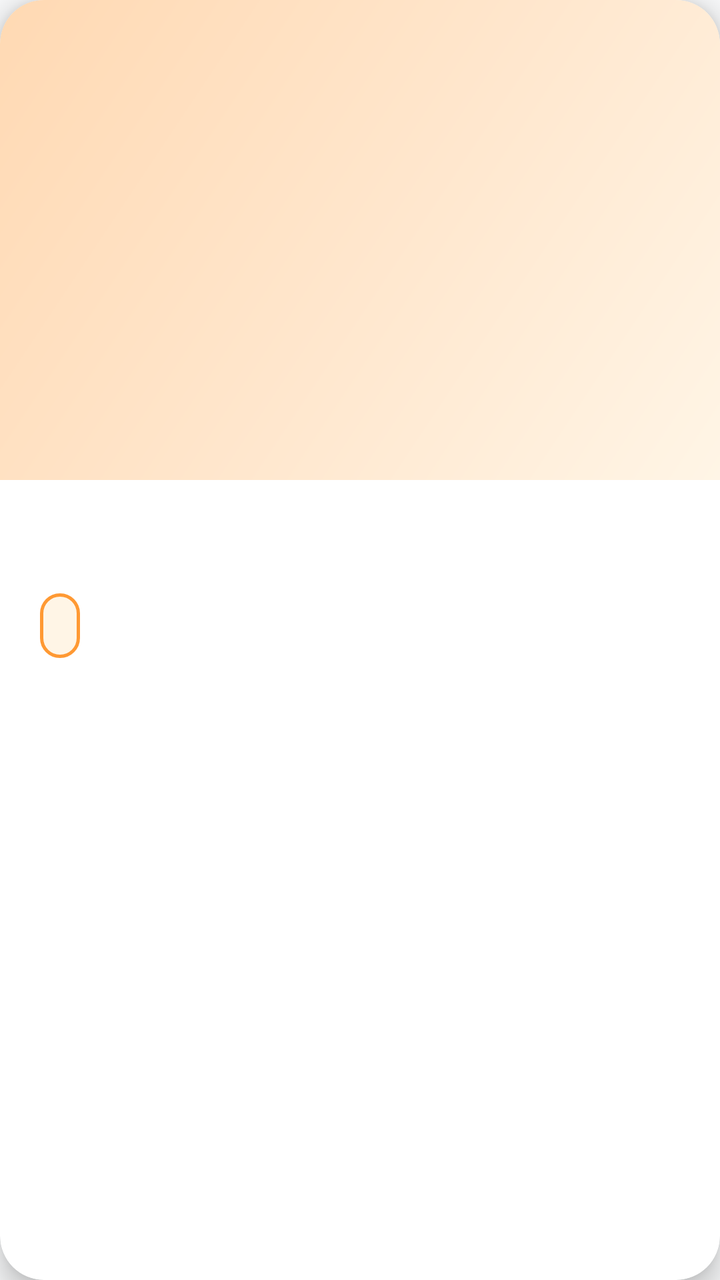
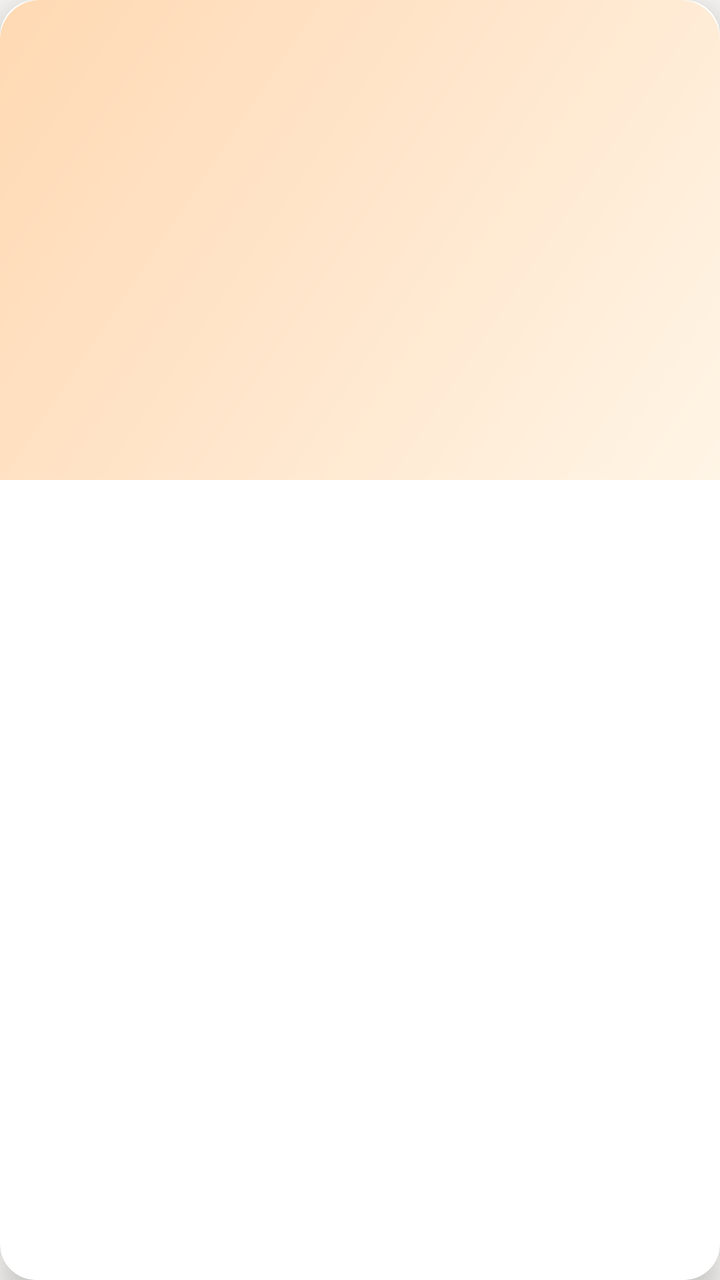

Compare the two renders of this Android layout. The source of the first and the diff that turns it into the second are given below.
<!-- AndroidManifest.xml: application theme Theme.Swami -->
<!-- res/layout/item_book.xml -->
<?xml version="1.0" encoding="utf-8"?>
<com.google.android.material.card.MaterialCardView xmlns:android="http://schemas.android.com/apk/res/android"
    xmlns:app="http://schemas.android.com/apk/res-auto"
    android:layout_width="match_parent"
    android:layout_height="wrap_content"
    android:layout_margin="@dimen/book_card_margin"
    app:cardCornerRadius="@dimen/book_card_radius"
    app:cardElevation="8dp"
    app:strokeWidth="0dp"
    app:cardBackgroundColor="?attr/card_background"
    android:foreground="?attr/selectableItemBackground"
    android:clickable="true"
    android:focusable="true"
    android:stateListAnimator="@null">

    <LinearLayout
        android:layout_width="match_parent"
        android:layout_height="wrap_content"
        android:orientation="vertical">

        <FrameLayout
            android:layout_width="match_parent"
            android:layout_height="@dimen/book_card_thumbnail_height">

            <ImageView
                android:id="@+id/book_thumbnail"
                android:layout_width="match_parent"
                android:layout_height="match_parent"
                android:scaleType="centerCrop"
                android:background="@drawable/book_placeholder"
                android:contentDescription="Book thumbnail"
                android:padding="2dp" />

            <TextView
                android:id="@+id/book_online_badge"
                android:layout_width="wrap_content"
                android:layout_height="wrap_content"
                android:layout_gravity="top|end"
                android:layout_margin="6dp"
                android:background="@drawable/year_badge"
                android:paddingStart="8dp"
                android:paddingEnd="8dp"
                android:paddingTop="4dp"
                android:paddingBottom="4dp"
                android:text="ઓનલાઇન"
                android:textColor="@color/bhagva"
                android:textSize="11sp"
                android:textStyle="bold"
                android:visibility="gone" />
        </FrameLayout>

        <LinearLayout
            android:layout_width="match_parent"
            android:layout_height="wrap_content"
            android:orientation="vertical"
            android:padding="20dp"
            android:background="?attr/card_background">

            <TextView
                android:id="@+id/book_name"
                android:layout_width="match_parent"
                android:layout_height="wrap_content"
                android:textSize="17sp"
                android:textStyle="bold"
                android:textColor="?attr/text_primary"
                android:maxLines="2"
                android:ellipsize="end"
                android:lineSpacingExtra="6dp"
                android:letterSpacing="0.02" />

            <TextView
                android:id="@+id/book_year"
                android:layout_width="wrap_content"
                android:layout_height="wrap_content"
                android:textSize="@dimen/book_card_year_size"
                android:textColor="@color/bhagva"
                android:textStyle="bold"
                android:layout_marginTop="14dp"
                android:paddingStart="8dp"
                android:paddingEnd="12dp"
                android:paddingTop="6dp"
                android:paddingBottom="6dp"
                android:background="@drawable/year_badge"
                android:gravity="center_vertical" />

        </LinearLayout>

    </LinearLayout>

</com.google.android.material.card.MaterialCardView>
<!-- resources referenced by this layout -->
<resources>
  <color name="bhagva">#FF9933</color>
  <dimen name="book_card_margin">10dp</dimen>
  <dimen name="book_card_radius">20dp</dimen>
  <dimen name="book_card_thumbnail_height">220dp</dimen>
  <dimen name="book_card_year_size">14sp</dimen>
  <!-- drawable book_placeholder (drawable) -->
  <?xml version="1.0" encoding="utf-8"?>
  <shape xmlns:android="http://schemas.android.com/apk/res/android"
      android:shape="rectangle">
      <gradient
          android:type="linear"
          android:angle="135"
          android:startColor="#FFF5E6"
          android:centerColor="#FFE6CC"
          android:endColor="#FFD9B3" />
      <corners
          android:topLeftRadius="20dp"
          android:topRightRadius="20dp" />
  </shape>
  <!-- drawable year_badge (drawable) -->
  <?xml version="1.0" encoding="utf-8"?>
  <shape xmlns:android="http://schemas.android.com/apk/res/android"
      android:shape="rectangle">
      <solid android:color="#FFF5E6" />
      <corners android:radius="12dp" />
      <stroke
          android:width="1.5dp"
          android:color="#FF9933" />
  </shape>
  <style name="Theme.Swami" parent="Theme.MaterialComponents.DayNight.NoActionBar">
          
          <item name="colorPrimary">@color/bhagva</item>
          <item name="colorPrimaryVariant">@color/bhagva_dark</item>
          <item name="colorOnPrimary">@color/white</item>
          
          <item name="colorSecondary">@color/bhagva</item>
          <item name="colorSecondaryVariant">@color/bhagva_dark</item>
          <item name="colorOnSecondary">@color/white</item>
          
          <item name="android:statusBarColor">?attr/colorPrimaryVariant</item>
          
          <item name="android:windowBackground">@color/background_light</item>
          
          <item name="background_light">@color/background_light</item>
          <item name="card_background">@color/card_background</item>
          <item name="text_primary">@color/text_primary</item>
          <item name="text_secondary">@color/text_secondary</item>
          
      </style>
  <color name="bhagva_dark">#FF7A1A</color>
  <color name="white">#FFFFFFFF</color>
  <color name="background_light">#F8F9FA</color>
  <color name="card_background">#FFFFFF</color>
  <color name="text_primary">#1A1A1A</color>
  <color name="text_secondary">#757575</color>
</resources>

<!-- the commit's change to res/layout/item_book.xml (unified diff, before → after) -->
@@ -4,10 +4,10 @@
     android:layout_width="match_parent"
     android:layout_height="wrap_content"
     android:layout_margin="@dimen/book_card_margin"
-    app:cardCornerRadius="@dimen/book_card_radius"
-    app:cardElevation="8dp"
+    app:cardCornerRadius="18dp"
+    app:cardElevation="10dp"
     app:strokeWidth="0dp"
-    app:cardBackgroundColor="?attr/card_background"
+    app:cardBackgroundColor="@android:color/white"
     android:foreground="?attr/selectableItemBackground"
     android:clickable="true"
     android:focusable="true"
@@ -43,7 +43,7 @@
                 android:paddingTop="4dp"
                 android:paddingBottom="4dp"
                 android:text="ઓનલાઇન"
-                android:textColor="@color/bhagva"
+                android:textColor="@color/deep_saffron"
                 android:textSize="11sp"
                 android:textStyle="bold"
                 android:visibility="gone" />
@@ -53,19 +53,19 @@
             android:layout_width="match_parent"
             android:layout_height="wrap_content"
             android:orientation="vertical"
-            android:padding="20dp"
-            android:background="?attr/card_background">
+            android:padding="16dp"
+            android:background="@android:color/white">
 
             <TextView
                 android:id="@+id/book_name"
                 android:layout_width="match_parent"
                 android:layout_height="wrap_content"
-                android:textSize="17sp"
+                android:textSize="16sp"
                 android:textStyle="bold"
                 android:textColor="?attr/text_primary"
                 android:maxLines="2"
                 android:ellipsize="end"
-                android:lineSpacingExtra="6dp"
+                android:lineSpacingExtra="4dp"
                 android:letterSpacing="0.02" />
 
             <TextView
@@ -73,18 +73,48 @@
                 android:layout_width="wrap_content"
                 android:layout_height="wrap_content"
                 android:textSize="@dimen/book_card_year_size"
-                android:textColor="@color/bhagva"
+                android:textColor="@color/deep_saffron"
                 android:textStyle="bold"
-                android:layout_marginTop="14dp"
+                android:layout_marginTop="10dp"
                 android:paddingStart="8dp"
                 android:paddingEnd="12dp"
                 android:paddingTop="6dp"
                 android:paddingBottom="6dp"
                 android:background="@drawable/year_badge"
-                android:gravity="center_vertical" />
+                android:gravity="center_vertical"
+                android:visibility="gone" />
 
+            
+            <LinearLayout
+                android:id="@+id/reading_progress_layout"
+                android:layout_width="match_parent"
+                android:layout_height="wrap_content"
+                android:orientation="vertical"
+                android:visibility="gone"
+                android:layout_marginTop="12dp"
+                android:paddingTop="10dp"
+                android:paddingBottom="4dp"
+                android:background="@drawable/reading_progress_bg">
+
+                <ProgressBar
+                    android:id="@+id/reading_progress_bar"
+                    style="?android:attr/progressBarStyleHorizontal"
+                    android:layout_width="match_parent"
+                    android:layout_height="6dp"
+                    android:max="100"
+                    android:progress="0"
+                    android:progressTint="@color/deep_saffron"
+                    android:progressBackgroundTint="#E0E0E0" />
+
+                <TextView
+                    android:id="@+id/reading_progress_text"
+                    android:layout_width="wrap_content"
+                    android:layout_height="wrap_content"
+                    android:layout_marginTop="6dp"
+                    android:textSize="12sp"
+                    android:textColor="?attr/text_secondary"
+                    android:text="50% વાંચવાનું ચાલુ રાખો" />
+            </LinearLayout>
         </LinearLayout>
-
     </LinearLayout>
-
 </com.google.android.material.card.MaterialCardView>
<!-- resource entries referenced after the edit -->
@@ -1,8 +1,8 @@
 <!-- resources referenced by this layout -->
 <resources>
+  <color name="deep_saffron">#E85D04</color>
   <color name="bhagva">#FF9933</color>
   <dimen name="book_card_margin">10dp</dimen>
-  <dimen name="book_card_radius">20dp</dimen>
   <dimen name="book_card_thumbnail_height">220dp</dimen>
   <dimen name="book_card_year_size">14sp</dimen>
   <!-- drawable book_placeholder (drawable) -->
@@ -18,6 +18,13 @@
       <corners
           android:topLeftRadius="20dp"
           android:topRightRadius="20dp" />
+  </shape>
+  <!-- drawable reading_progress_bg (drawable) -->
+  <?xml version="1.0" encoding="utf-8"?>
+  <shape xmlns:android="http://schemas.android.com/apk/res/android"
+      android:shape="rectangle">
+      <solid android:color="#FFF8F0" />
+      <corners android:radius="8dp" />
   </shape>
   <!-- drawable year_badge (drawable) -->
   <?xml version="1.0" encoding="utf-8"?>
@@ -51,7 +58,7 @@
       </style>
   <color name="bhagva_dark">#FF7A1A</color>
   <color name="white">#FFFFFFFF</color>
-  <color name="background_light">#F8F9FA</color>
+  <color name="background_light">#FAF9F6</color>
   <color name="card_background">#FFFFFF</color>
   <color name="text_primary">#1A1A1A</color>
   <color name="text_secondary">#757575</color>
